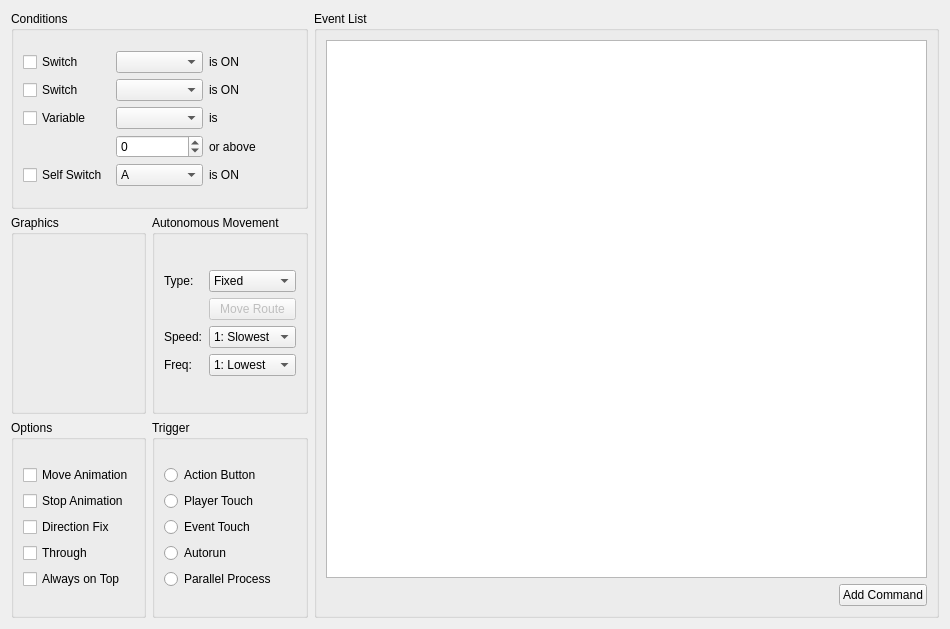
Qt form event_dialogs/eventpage.ui (jowin202/YaRXP) before a commit.
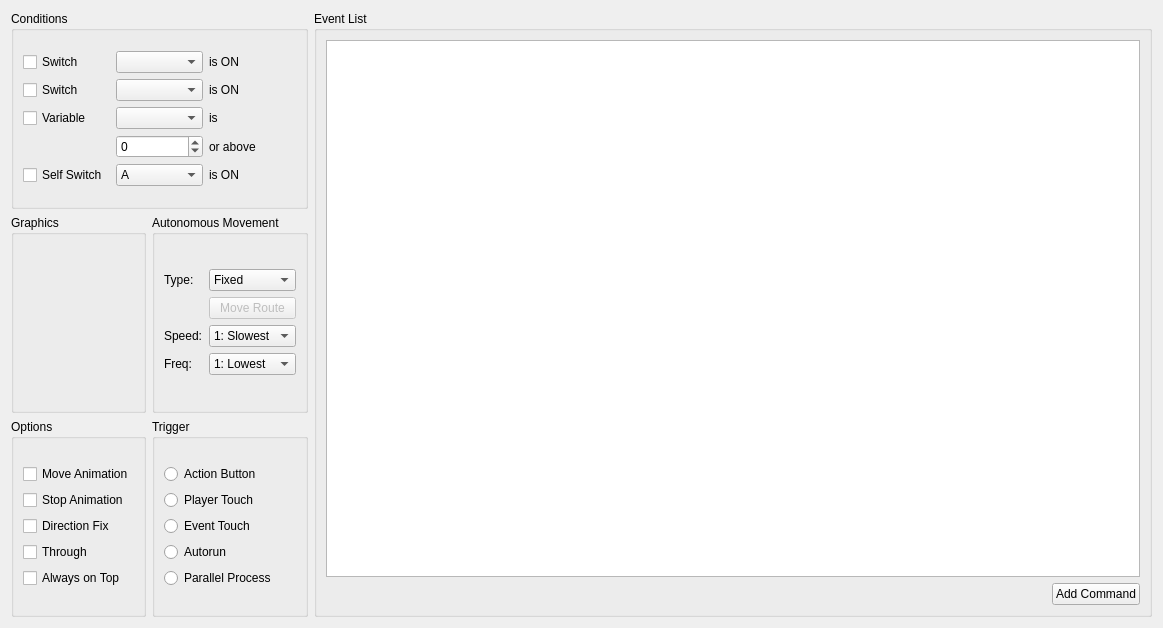
The same form after that commit. Custom widgets are drawn as their Qt base class.

```diff
--- a/event_dialogs/eventpage.ui
+++ b/event_dialogs/eventpage.ui
@@ -6,8 +6,8 @@
    <rect>
     <x>0</x>
     <y>0</y>
-    <width>950</width>
-    <height>629</height>
+    <width>1163</width>
+    <height>628</height>
    </rect>
   </property>
   <property name="windowTitle">
@@ -357,7 +357,7 @@
        </widget>
       </item>
       <item row="0" column="0" colspan="2">
-       <widget class="QListView" name="listView"/>
+       <widget class="EventList" name="eventList"/>
       </item>
      </layout>
     </widget>
@@ -425,6 +425,13 @@
    </item>
   </layout>
  </widget>
+ <customwidgets>
+  <customwidget>
+   <class>EventList</class>
+   <extends>QListView</extends>
+   <header>event_dialogs/eventlist.h</header>
+  </customwidget>
+ </customwidgets>
  <resources/>
  <connections>
   <connection>
```
